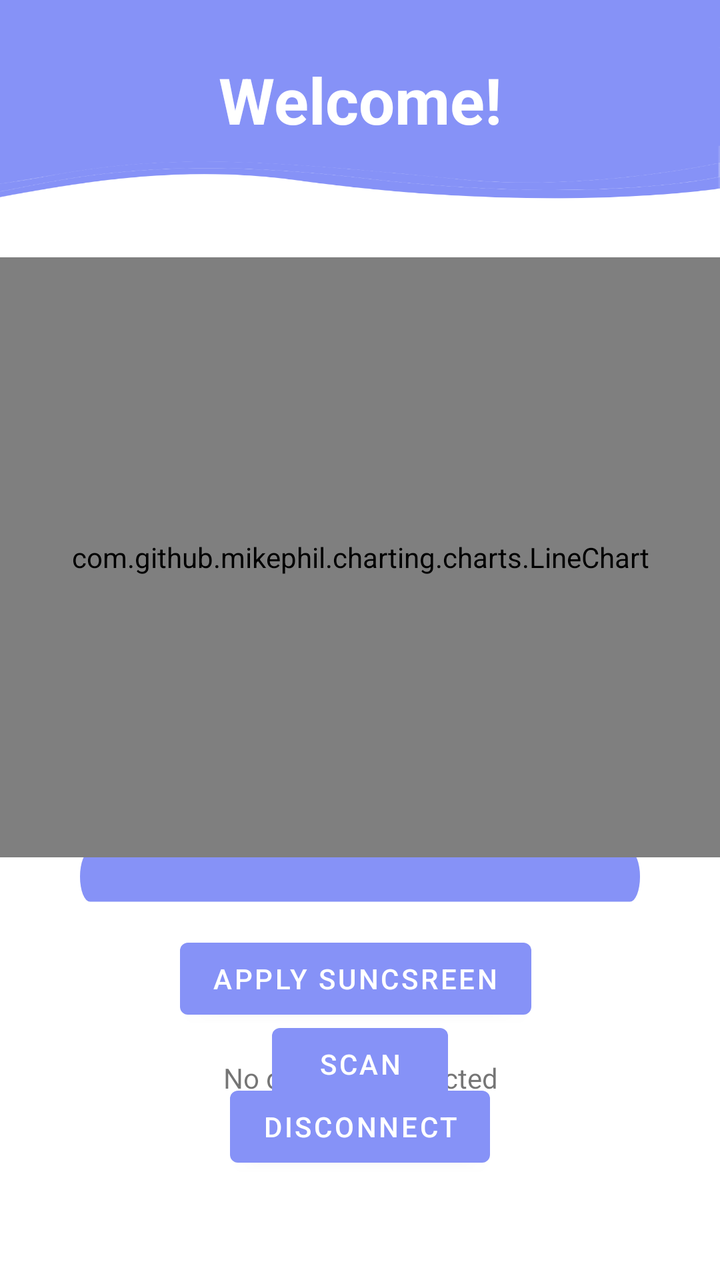
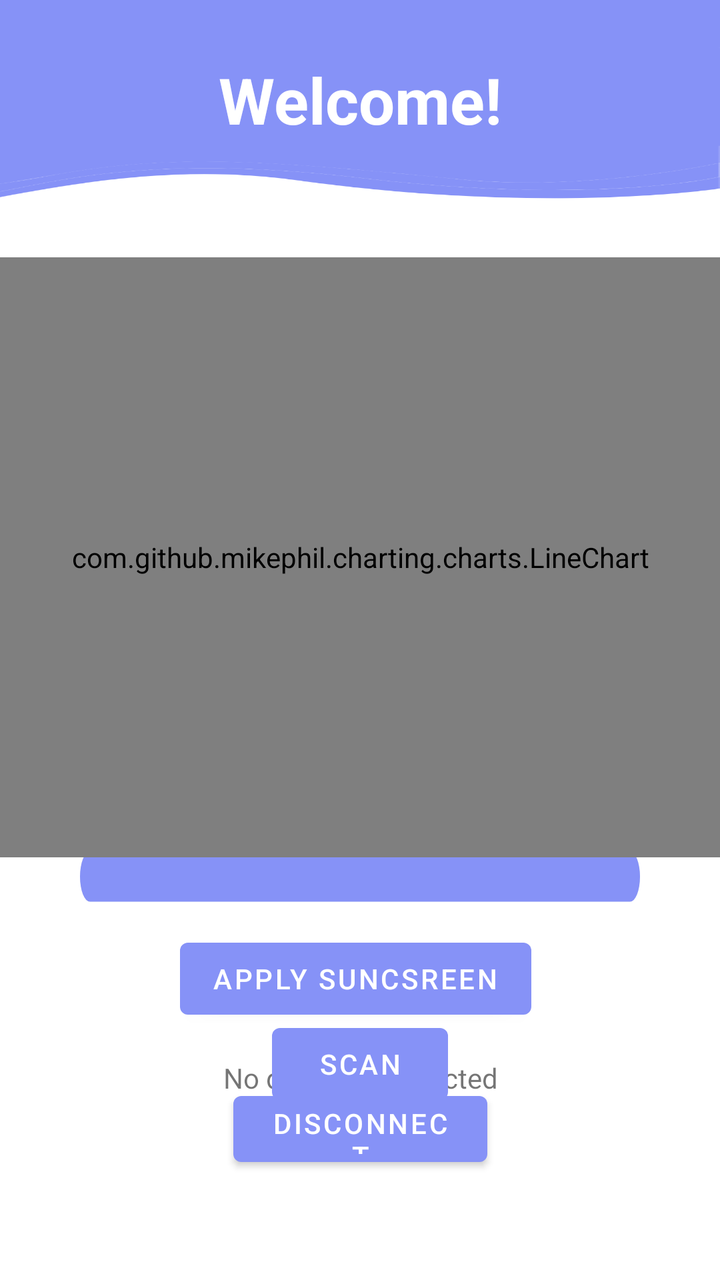

Two renders of the same Android screen: before a commit and after it. Below are the layout's source before the change and the commit's diff.
<!-- AndroidManifest.xml: application theme Theme.BLETest3 -->
<!-- res/layout/fragment_home.xml -->
<?xml version="1.0" encoding="utf-8"?>
<androidx.constraintlayout.widget.ConstraintLayout xmlns:android="http://schemas.android.com/apk/res/android"
    xmlns:app="http://schemas.android.com/apk/res-auto"
    xmlns:tools="http://schemas.android.com/tools"
    android:id="@+id/frameLayout"
    android:layout_width="match_parent"
    android:layout_height="match_parent"
    tools:context=".HomeFragment">


    <TextView
        android:id="@+id/textViewName"
        android:layout_width="wrap_content"
        android:layout_height="100dp"
        style="@style/ImageChange"
        android:gravity="center"
        android:text="Welcome!"
        android:textSize="32sp"
        android:textStyle="bold"
        app:layout_constraintEnd_toEndOf="parent"
        app:layout_constraintStart_toStartOf="parent"
        app:layout_constraintTop_toTopOf="parent" />


    <TextView
        android:id="@+id/textView3"
        android:layout_width="90dp"
        android:layout_height="40dp"
        android:layout_marginTop="120dp"
        android:layout_marginEnd="80dp"
        android:gravity="center"
        android:text="UV Index: "
        android:textSize="18sp"
        app:layout_constraintEnd_toEndOf="parent"
        app:layout_constraintTop_toTopOf="parent" />

    <TextView
        android:id="@+id/textView4"
        android:layout_width="90dp"
        android:layout_height="40dp"
        android:layout_marginTop="120dp"
        android:gravity="center"
        android:text="Altitude: "
        android:textSize="18sp"
        app:layout_constraintEnd_toStartOf="@+id/textView3"
        app:layout_constraintStart_toStartOf="parent"
        app:layout_constraintTop_toTopOf="parent" />

    <Button
        android:id="@+id/stopButton"
        android:layout_width="wrap_content"
        android:layout_height="wrap_content"
        android:text="Disconnect"
        app:layout_constraintBottom_toBottomOf="parent"
        app:layout_constraintEnd_toEndOf="parent"
        app:layout_constraintStart_toStartOf="parent"
        app:layout_constraintTop_toTopOf="parent"
        app:layout_constraintVertical_bias="0.911" />

    <TextView
        android:id="@+id/textView"
        android:layout_width="wrap_content"
        android:layout_height="wrap_content"
        android:layout_marginTop="16dp"
        android:text="No devices connected"
        app:layout_constraintBottom_toTopOf="@+id/stopButton"
        app:layout_constraintEnd_toEndOf="parent"
        app:layout_constraintHorizontal_bias="0.501"
        app:layout_constraintStart_toStartOf="parent"
        app:layout_constraintTop_toBottomOf="@+id/button"
        app:layout_constraintVertical_bias="0.0" />

    <Button
        android:id="@+id/scanButton"
        android:layout_width="wrap_content"
        android:layout_height="wrap_content"
        android:layout_marginBottom="84dp"
        android:text="Scan"
        app:layout_constraintBottom_toBottomOf="parent"
        app:layout_constraintEnd_toEndOf="parent"
        app:layout_constraintStart_toStartOf="parent"
        app:layout_constraintTop_toTopOf="@+id/textViewName"
        app:layout_constraintVertical_bias="1.0" />

    <Button
        android:id="@+id/button"
        android:layout_width="wrap_content"
        android:layout_height="wrap_content"
        android:text="Apply Suncsreen"
        app:layout_constraintBottom_toBottomOf="parent"
        app:layout_constraintEnd_toEndOf="parent"
        app:layout_constraintHorizontal_bias="0.488"
        app:layout_constraintStart_toStartOf="parent"
        app:layout_constraintTop_toTopOf="parent"
        app:layout_constraintVertical_bias="0.786" />

    <ProgressBar
        android:id="@+id/progressBar"
        style="@style/ProgressBar"
        android:layout_width="280dp"
        android:layout_height="wrap_content"
        android:layout_centerInParent="true"
        android:layout_marginBottom="12dp"
        android:max="100"
        android:maxHeight="30dip"
        android:minHeight="30dip"
        android:progress="100"
        android:scaleY="2.5"
        app:layout_constraintBottom_toTopOf="@+id/button"
        app:layout_constraintEnd_toEndOf="parent"
        app:layout_constraintStart_toStartOf="parent" />

    <TextView
        android:id="@+id/timeLeftTextView"
        style="@style/Text"
        android:layout_width="wrap_content"
        android:layout_height="wrap_content"
        android:layout_marginBottom="20dp"
        android:gravity="center"
        android:text="Estimated Time Left: "
        android:textSize="18sp"
        app:layout_constraintBottom_toTopOf="@+id/progressBar"
        app:layout_constraintEnd_toEndOf="parent"
        app:layout_constraintStart_toStartOf="parent" />

    <com.github.mikephil.charting.charts.LineChart
        android:id="@+id/lineChart"
        android:layout_width="match_parent"
        android:layout_height="300dp"
        app:layout_constraintBottom_toBottomOf="parent"
        app:layout_constraintEnd_toEndOf="parent"
        app:layout_constraintHorizontal_bias="0.0"
        app:layout_constraintStart_toStartOf="parent"
        app:layout_constraintTop_toTopOf="parent"
        app:layout_constraintVertical_bias="0.378" />


</androidx.constraintlayout.widget.ConstraintLayout>
<!-- resources referenced by this layout -->
<resources>
  <style name="ImageChange">
          <item name="android:background">@drawable/headerbkg_light</item>
          <item name="android:textColor">@color/white</item>
      </style>
  <style name="ProgressBar" parent="Widget.AppCompat.ProgressBar.Horizontal">
          <item name="progressBarStyle">?android:attr/progressBarStyleHorizontal</item>
          <item name="android:progressDrawable">@drawable/progressbar_light</item>
      </style>
  <style name="Text">
          <item name="android:textColor">@color/lavender</item>
      </style>
  <style name="Theme.BLETest3" parent="Theme.MaterialComponents.DayNight.NoActionBar">&gt;
          
          <item name="colorPrimary">@color/lavender</item>
          <item name="colorPrimaryVariant">@color/lavender</item>
          <item name="colorOnPrimary">@color/white</item>
          
          <item name="colorSecondary">@color/white</item>
          <item name="colorOnSecondary">#666666</item>
          
          <item name="android:statusBarColor">@color/lavender</item>
      </style>
  <!-- drawable headerbkg_light: png bitmap (drawable, 9795 bytes) -->
  <color name="white">#FFFFFFFF</color>
  <!-- drawable progressbar_light (drawable) -->
  <?xml version="1.0" encoding="utf-8"?>
  <layer-list xmlns:android="http://schemas.android.com/apk/res/android">
      <item android:id="@android:id/background"
          android:gravity="center_vertical|fill_horizontal">
          <shape android:shape="rectangle"
              android:tint="@color/editTextColorLight">
              <corners android:radius="10dp"/>
              <size android:height="10dp" />
              <solid android:color="#90caf9" />
          </shape>
      </item>
      <item android:id="@android:id/progress"
          android:gravity="center_vertical|fill_horizontal">
          <scale android:scaleWidth="100%">
              <shape android:shape="rectangle"
                  android:tint="@color/lavender">
                  <corners android:radius="8dp"/>
                  <size android:height="10dp" />
                  <solid android:color="#b9f6ca" />
              </shape>
          </scale>
      </item>
  </layer-list>
  <color name="lavender">#8692f7</color>
  <color name="editTextColorLight">#F2F7F4</color>
</resources>

<!-- the commit's change to res/layout/fragment_home.xml (unified diff, before → after) -->
@@ -48,8 +48,8 @@
 
     <Button
         android:id="@+id/stopButton"
-        android:layout_width="wrap_content"
-        android:layout_height="wrap_content"
+        android:layout_width="127dp"
+        android:layout_height="45dp"
         android:text="Disconnect"
         app:layout_constraintBottom_toBottomOf="parent"
         app:layout_constraintEnd_toEndOf="parent"
